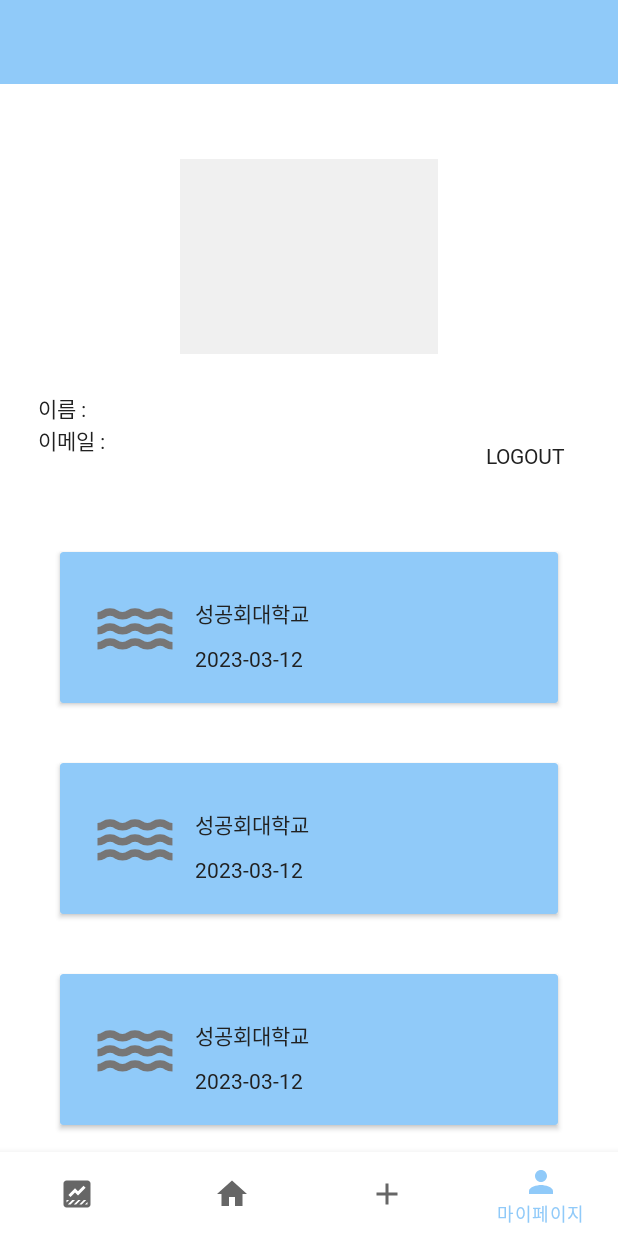
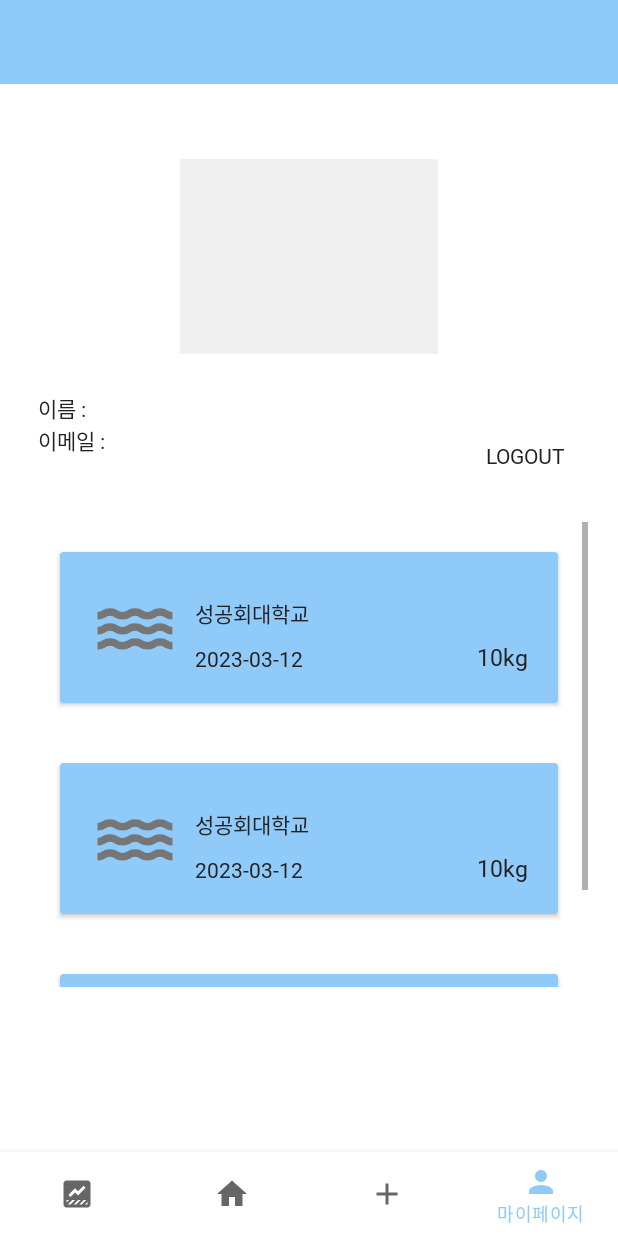
Before and after one commit to GDSC-SKHU/Bakku-Android, an Android app: the MypageFragment screen opened through its navigation route, on a phone screen of 412 x 824 dp. Run offline under Robolectric (Android 15) with nearby library versions, the phone set to English and light mode, and no system bars; our stand-ins replace navigation-ui; libraries missing offline, so code that uses them is left out: me.relex.circleindicator; pictures from the network do not load; 4 statements that could not run were skipped.

Commit message:
마이페이지 리사이클러뷰 수정

```diff
--- a/Bakku/app/src/main/java/com/example/bakku/fragments/MypageFragment.kt
+++ b/Bakku/app/src/main/java/com/example/bakku/fragments/MypageFragment.kt
@@ -28,7 +28,7 @@ class MypageFragment : Fragment() {
 
         // 10번 반복
         for(i in 1 .. 10){
-            var mypageModel = MypageModel(name = "성공회대학교", oceanImage = "https://news.samsungdisplay.com/wp-content/uploads/2022/05/IT_twi001t1345955-1-1024x639.jpg", date = "2023-03-12")
+            var mypageModel = MypageModel(name = "성공회대학교", oceanImage = "https://news.samsungdisplay.com/wp-content/uploads/2022/05/IT_twi001t1345955-1-1024x639.jpg", date = "2023-03-12", weight = "10kg")
             this.modelList.add(mypageModel)
         }
 
--- a/Bakku/app/src/main/res/layout/fragment_mypage.xml
+++ b/Bakku/app/src/main/res/layout/fragment_mypage.xml
@@ -58,7 +58,8 @@
         <ScrollView
             android:layout_width="match_parent"
             android:layout_height="match_parent"
-            android:padding="20dp">
+            android:padding="20dp"
+            android:layout_marginBottom="100dp">
             <androidx.recyclerview.widget.RecyclerView
                 android:layout_width="match_parent"
                 android:layout_height="match_parent"
```
